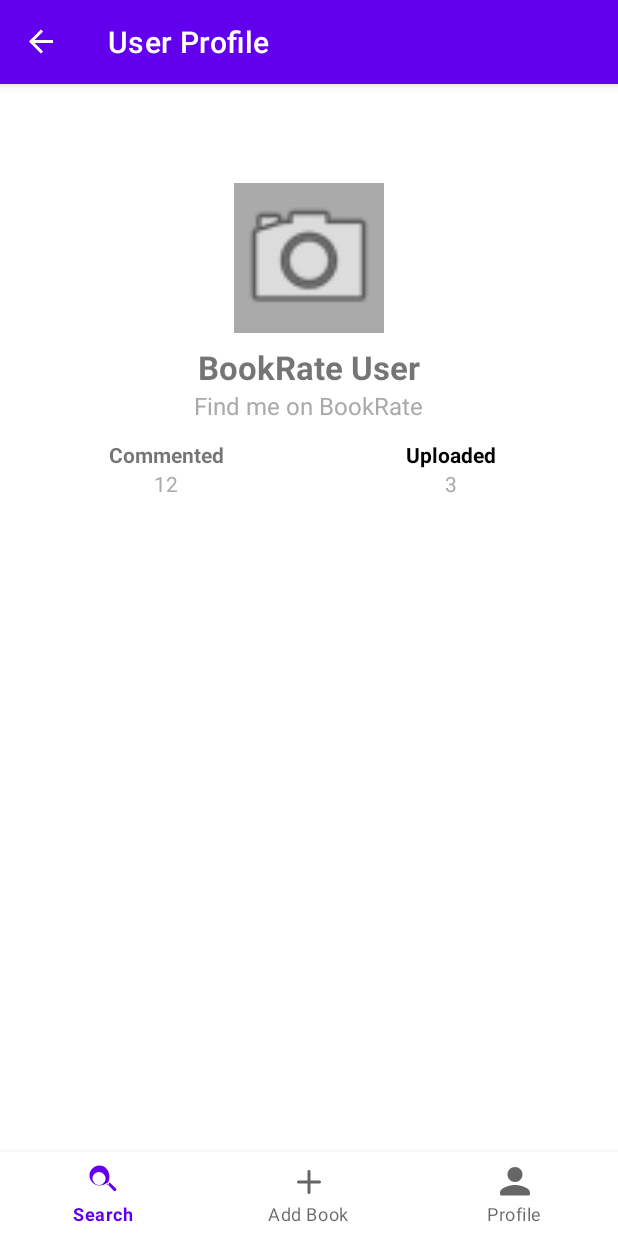
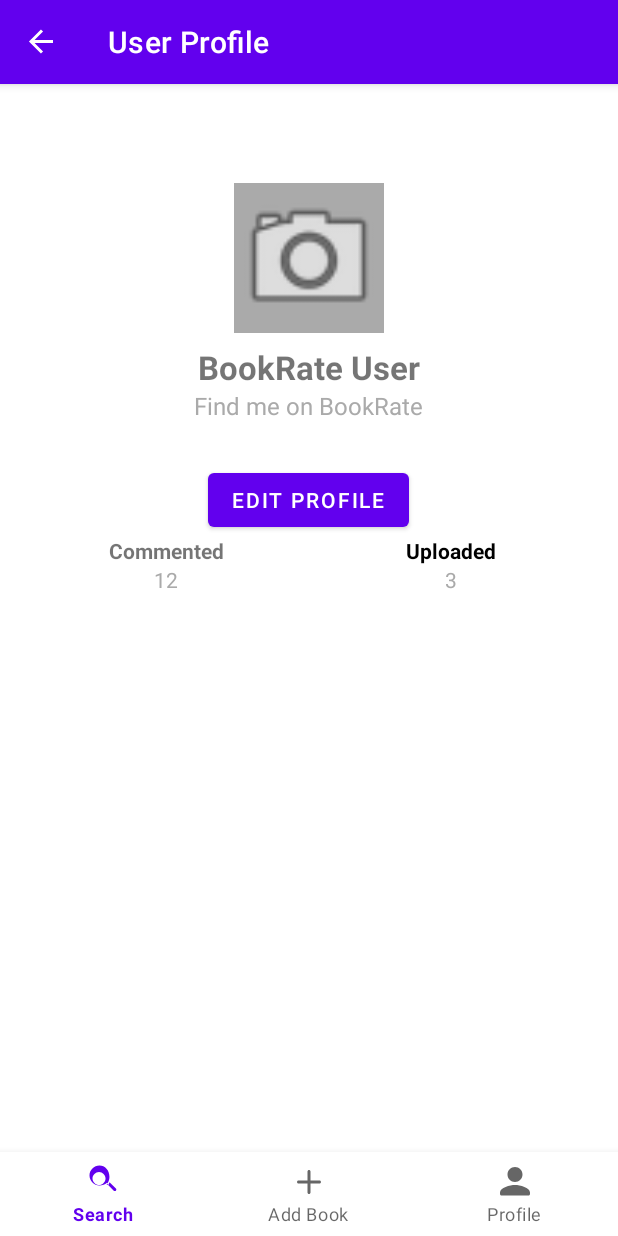
Before and after one commit to AmitOfeck/iBookProject, an Android app built with Jetpack Compose: the UserProfileFragment screen opened through its navigation route, on a phone screen of 412 x 824 dp. Run offline under Robolectric (Android 15) with nearby library versions, the phone set to English and light mode, and no system bars; our stand-ins replace Firebase (no records; nobody signed in at launch, a user with empty details on screens opened directly), Room's generated code, data binding, navigation-ui; 1 statement that could not run was skipped.

Commit message:
edit profile page (without actual save in room yet)

```diff
--- a/app/src/main/java/com/example/ibookproject/ui/userProfile/UserProfileFragment.kt
+++ b/app/src/main/java/com/example/ibookproject/ui/userProfile/UserProfileFragment.kt
@@ -9,6 +9,7 @@ import android.view.View
 import android.view.ViewGroup
 import android.widget.ImageView
 import android.widget.TextView
+import android.widget.Button
 import androidx.annotation.RequiresApi
 import androidx.fragment.app.Fragment
 import androidx.fragment.app.activityViewModels
@@ -55,12 +56,19 @@ class UserProfileFragment : Fragment() {
         tvCommentsCount = view.findViewById(R.id.tvCommentsCount)
         rvUserBooks = view.findViewById(R.id.rvUserBooks)
 
+        // כפתור עריכת פרופיל
+        val editProfileButton: Button = view.findViewById(R.id.editProfileButton)
+        editProfileButton.setOnClickListener {
+            findNavController().navigate(R.id.action_userProfileFragment_to_editProfileFragment)
+        }
+
+
         rvUserBooks.layoutManager = LinearLayoutManager(requireContext())
         booksAdapter = BooksAdapter(uploadedBooks, { bookId ->
             val bundle = Bundle().apply {
                 putInt("bookId", bookId)
             }
-            findNavController().navigate(R.id.action_userProfileFragment_to_bookDetailsFragment, bundle)
+            findNavController().navigate(R.id.action_editProfileFragment_to_userProfileFragment)
         })
         rvUserBooks.adapter = booksAdapter
 
--- a/app/src/main/res/layout/fragment_user_profile.xml
+++ b/app/src/main/res/layout/fragment_user_profile.xml
@@ -1,4 +1,3 @@
-<?xml version="1.0" encoding="utf-8"?>
 <ScrollView xmlns:android="http://schemas.android.com/apk/res/android"
     android:layout_width="match_parent"
     android:layout_height="match_parent"
@@ -40,6 +39,14 @@
             android:layout_width="wrap_content"
             android:layout_height="wrap_content"
             android:layout_marginBottom="12dp" />
+
+        <!-- כפתור עריכה -->
+        <Button
+            android:id="@+id/editProfileButton"
+            android:layout_width="wrap_content"
+            android:layout_height="wrap_content"
+            android:text="Edit Profile"
+            android:layout_marginTop="16dp" />
 
         <!-- טאב עם נתונים (תגובות + ספרים שהועלו) -->
         <LinearLayout
--- a/app/src/main/res/navigation/nav_graph.xml
+++ b/app/src/main/res/navigation/nav_graph.xml
@@ -20,13 +20,23 @@
             app:destination="@id/dashboardFragment"/>
     </fragment>
 
+    <!-- Edit Profile Fragment -->
+    <fragment
+        android:id="@+id/editProfileFragment"
+        android:name="com.example.ibookproject.ui.profile.EditProfileFragment"
+        android:label="Edit Profile"
+        tools:layout="@layout/fragment_edit_profile">
+        <action
+            android:id="@+id/action_editProfileFragment_to_userProfileFragment"
+            app:destination="@id/userProfileFragment"/>
+    </fragment>
+
     <!-- Registration Fragment -->
     <fragment
         android:id="@+id/registrationFragment"
         android:name="com.example.ibookproject.ui.auth.RegistrationFragment"
         android:label="Registration"
         tools:layout="@layout/fragment_registration">
-
         <action
             android:id="@+id/action_registrationFragment_to_profileCreationFragment"
             app:destination="@id/profileCreationFragment"/>
@@ -38,7 +48,6 @@
         android:name="com.example.ibookproject.ui.profile.ProfileCreationFragment"
         android:label="Profile Creation"
         tools:layout="@layout/fragment_profile_creation">
-
         <action
             android:id="@+id/action_profileCreationFragment_to_loginFragment"
             app:destination="@id/loginFragment"/>
@@ -50,7 +59,6 @@
         android:name="com.example.ibookproject.ui.dashboard.DashboardFragment"
         android:label="Dashboard"
         tools:layout="@layout/fragment_dashboard">
-
         <action
             android:id="@+id/action_dashboardFragment_to_profileCreationFragment"
             app:destination="@id/profileCreationFragment"/>
@@ -62,7 +70,6 @@
         android:name="com.example.ibookproject.ui.addBook.AddBookFragment"
         android:label="Add Book"
         tools:layout="@layout/fragment_add_book">
-
         <action
             android:id="@+id/action_addBookFragment_to_bookDetailsFragment"
             app:destination="@id/bookDetailsFragment"/>
@@ -74,7 +81,6 @@
         android:name="com.example.ibookproject.ui.search.BookSearchFragment"
         android:label="Search Book"
         tools:layout="@layout/fragment_search">
-
         <action
             android:id="@+id/action_searchBookFragment_to_bookDetailsFragment"
             app:destination="@id/bookDetailsFragment"/>
@@ -86,23 +92,20 @@
         android:name="com.example.ibookproject.ui.bookDetails.BookDetailsFragment"
         android:label="Book Details"
         tools:layout="@layout/fragment_book_details">
-
         <argument
             android:name="bookId"
             app:argType="integer" />
-
     </fragment>
 
-    <!-- User profile Fragment-->
+    <!-- User Profile Fragment-->
     <fragment
         android:id="@+id/userProfileFragment"
         android:name="com.example.ibookproject.ui.userProfile.UserProfileFragment"
         android:label="User Profile"
         tools:layout="@layout/fragment_user_profile">
-
         <action
-            android:id="@+id/action_userProfileFragment_to_bookDetailsFragment"
-            app:destination="@id/bookDetailsFragment"/>
+            android:id="@+id/action_userProfileFragment_to_editProfileFragment"
+            app:destination="@id/editProfileFragment"/>
     </fragment>
 
 </navigation>
```
Also changed, not shown: app/src/main/java/com/example/ibookproject/ui/profile/EditProfileFragment.kt (added, +87 -0 lines), app/src/main/res/layout/fragment_edit_profile.xml (added, +92 -0 lines).
